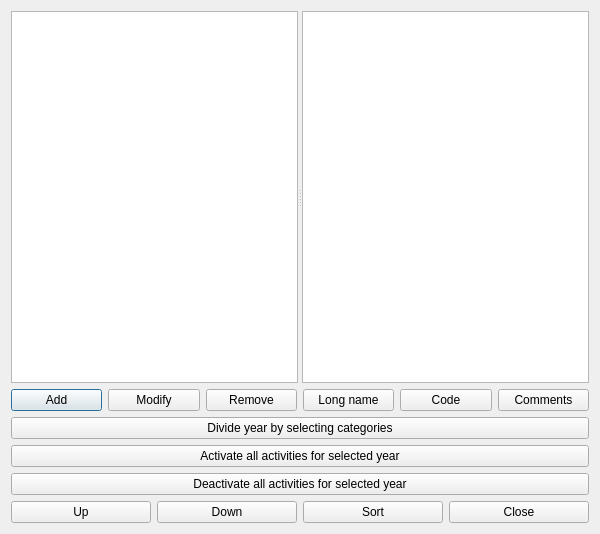
First picture: the form in fet/src/interface/yearsform_template.ui, repository vonmecheln/fet, before the edit.
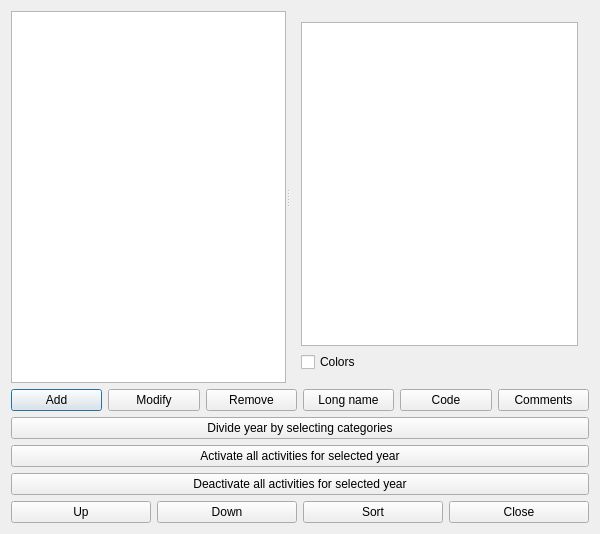
Second picture: the form after the edit.

What changed in the file:
```diff
--- a/fet/src/interface/yearsform_template.ui
+++ b/fet/src/interface/yearsform_template.ui
@@ -26,7 +26,20 @@
       <enum>Qt::Horizontal</enum>
      </property>
      <widget class="QListWidget" name="yearsListWidget"/>
-     <widget class="QTextEdit" name="detailsTextEdit"/>
+     <widget class="QWidget" name="">
+      <layout class="QVBoxLayout" name="verticalLayout">
+       <item>
+        <widget class="QTextEdit" name="detailsTextEdit"/>
+       </item>
+       <item>
+        <widget class="QCheckBox" name="colorsCheckBox">
+         <property name="text">
+          <string>Colors</string>
+         </property>
+        </widget>
+       </item>
+      </layout>
+     </widget>
     </widget>
    </item>
    <item row="1" column="0">
```
